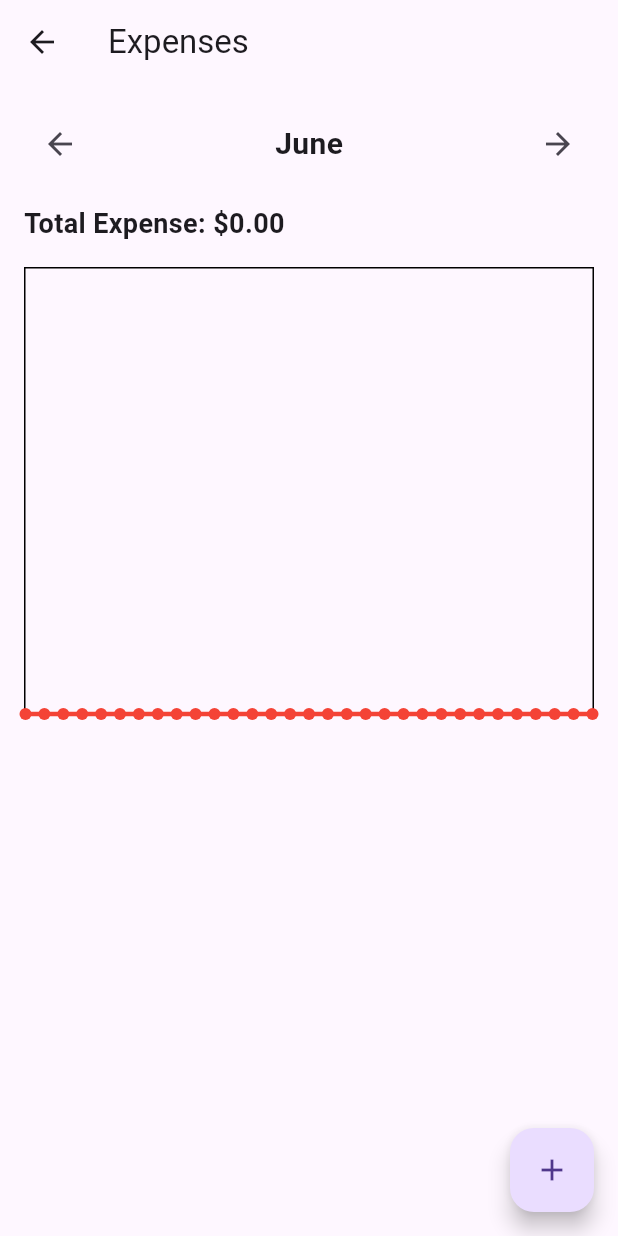
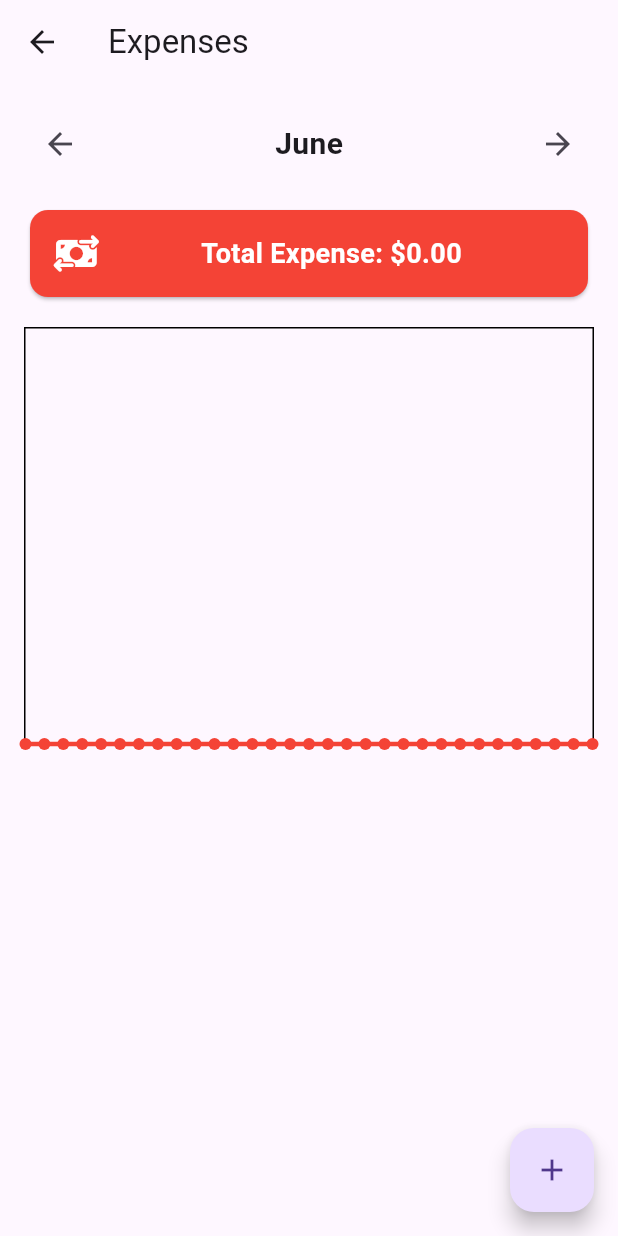
Before and after one commit to VinChriZ/MoneyManager, a Flutter app: the ExpensePage screen opened directly, on a phone screen of 412 x 824 dp. Run offline on Flutter 3.47's test engine with Material 3 defaults, Android fonts, the phone set to English and light mode, and no system bars; drawn by our look-alikes of fl_chart; our stand-ins replace cloud_firestore, firebase_auth, firebase_core, flutter_speed_dial, font_awesome_flutter, google_fonts; accounts and stored records are empty; network calls fail.

Commit message:
Expense Income Card

```diff
--- a/lib/expense.dart
+++ b/lib/expense.dart
@@ -130,8 +130,8 @@ class _ExpensePageState extends State<ExpensePage> {
     });
     Navigator.of(context).pop();
     Navigator.of(context).pushReplacement(
-        MaterialPageRoute(builder: (context) => Main()),
-      );
+      MaterialPageRoute(builder: (context) => Main()),
+    );
   }
 
   void _updateChartData() {
@@ -364,9 +364,28 @@ class _ExpensePageState extends State<ExpensePage> {
             padding: const EdgeInsets.symmetric(horizontal: 16.0),
             child: Align(
               alignment: Alignment.centerLeft,
-              child: Text(
-                'Total Expense: \$${totalExpense.toStringAsFixed(2)}',
-                style: TextStyle(fontSize: 18, fontWeight: FontWeight.bold),
+              child: Card(
+                color: Colors.red,
+                child: Padding(
+                  padding: const EdgeInsets.all(16.0),
+                  child: Row(
+                    mainAxisAlignment: MainAxisAlignment.spaceBetween,
+                    children: [
+                      FaIcon(
+                        FontAwesomeIcons.moneyBillTransfer,
+                        color: Colors.white,
+                      ),
+                      Text(
+                        'Total Expense: \$${totalExpense.toStringAsFixed(2)}',
+                        style: TextStyle(
+                            fontSize: 18,
+                            fontWeight: FontWeight.bold,
+                            color: Colors.white),
+                      ),
+                      SizedBox(), // Add any other widget if needed
+                    ],
+                  ),
+                ),
               ),
             ),
           ),
```
Also changed, not shown: lib/income.dart (+24 -5 lines).
